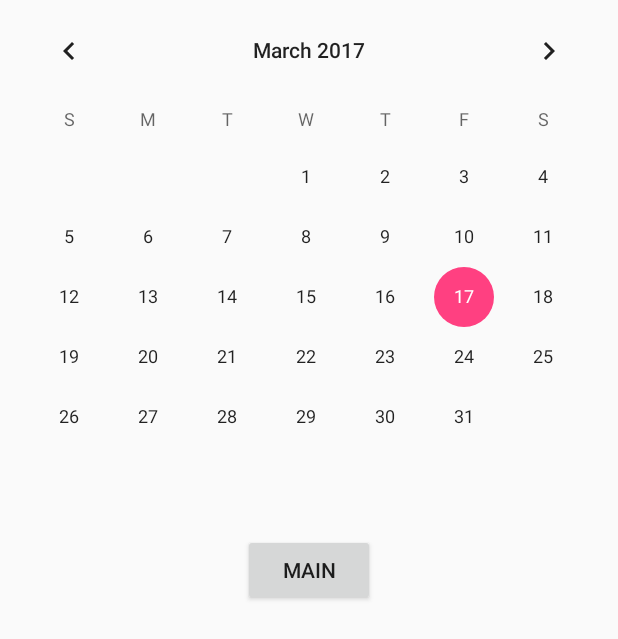
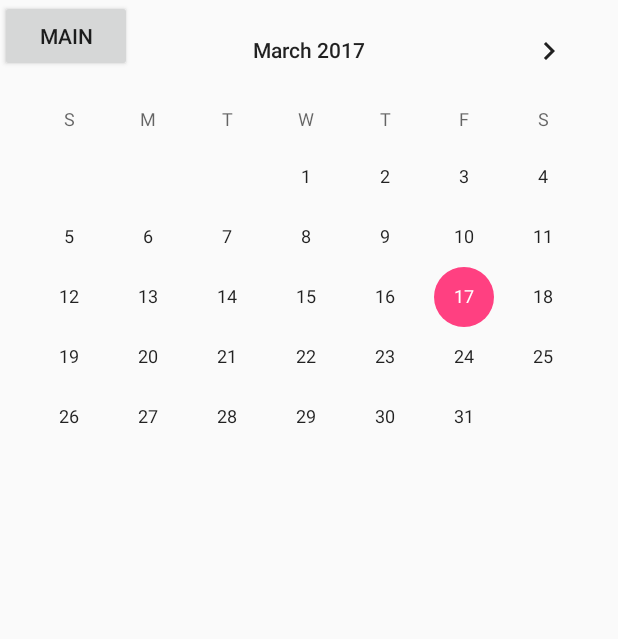
Before and after one commit to akshaych/calorie_counter, an Android app: the CalendarActivity screen opened directly, with no data from a screen before it, on a phone screen of 412 x 824 dp. Shown: the top 639 px of the screen. Run offline under Robolectric (Android 15) with nearby library versions, the phone set to English and light mode, and no system bars.

Commit message:
edited main button location

```diff
--- a/EasyFoodDiary/app/src/main/java/cis350/upenn/edu/easyfooddiary/CalendarActivity.java
+++ b/EasyFoodDiary/app/src/main/java/cis350/upenn/edu/easyfooddiary/CalendarActivity.java
@@ -36,7 +36,7 @@ public class CalendarActivity extends AppCompatActivity {
     public void onClick(View view) {
         //have to differentiate amongst buttons
         if (view.getId() == R.id.main) {
-            Intent i = new Intent(this, InformationActivity.class);
+            Intent i = new Intent(this, MainActivity.class);
             startActivity(i);
         }
     }
--- a/EasyFoodDiary/app/src/main/java/cis350/upenn/edu/easyfooddiary/FoodActivity.java
+++ b/EasyFoodDiary/app/src/main/java/cis350/upenn/edu/easyfooddiary/FoodActivity.java
@@ -56,7 +56,7 @@ public class FoodActivity extends AppCompatActivity {
                 String s = dataSnapshot.getValue(String.class);
                 try {
                     if (s == null) {
-                        String[] arr = {"", "", "", "", ""};
+                        String[] arr = {"", "", "", "", "", "", "", "", ""};
                         dateInfo = new JSONArray(arr);
                     }
                     else {
--- a/EasyFoodDiary/app/src/main/res/layout/activity_calendar.xml
+++ b/EasyFoodDiary/app/src/main/res/layout/activity_calendar.xml
@@ -15,8 +15,7 @@
         android:id="@+id/main"
         android:text="Main"
         android:onClick="onClick"
-        android:layout_marginTop="18dp"
-        android:layout_below="@+id/calendar"
-        android:layout_centerHorizontal="true" />
+        android:layout_alignParentTop="true"
+        android:layout_alignParentStart="true" />
 
 </RelativeLayout>
```
